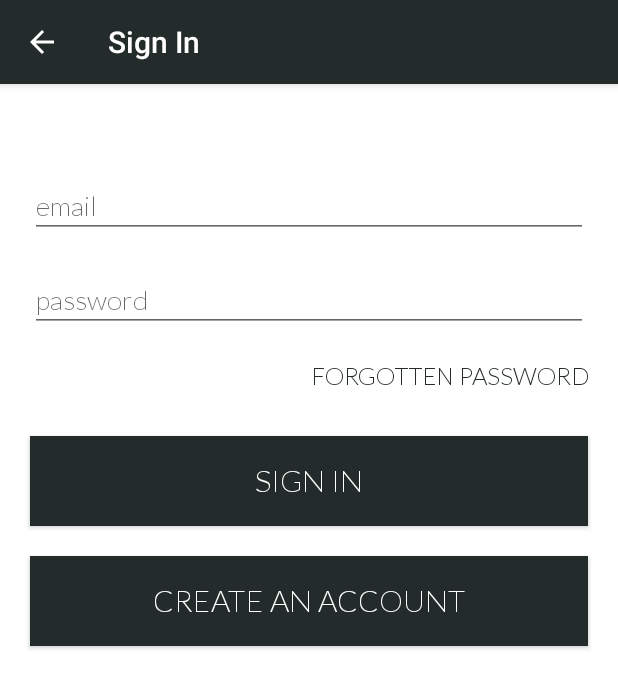
After one commit to Notificare/notificare-android-hybrid, an Android app: the fragment SignInFragment placed in its activity, on a phone screen of 412 x 824 dp. The commit adds this screen. Shown: the top 688 px of the screen. Run offline under Robolectric (Android 15) with nearby library versions, the phone set to English and light mode, and no system bars; libraries missing offline, so code that uses them is left out: com.koushikdutta.async, com.koushikdutta.ion, me.leolin.shortcutbadger, re.notifica, re.notifica.beacon and 1 more; 2 statements that could not run were skipped.

Commit message:
- added fragments for sign in and profile

```diff
--- a/app/build.gradle
+++ b/app/build.gradle
@@ -65,4 +65,6 @@ dependencies {
 
 
 
+
+
 apply plugin: 'com.google.gms.google-services'
--- a/app/src/main/java/re/notifica/hybrid/MainActivity.java
+++ b/app/src/main/java/re/notifica/hybrid/MainActivity.java
@@ -157,7 +157,7 @@ public class MainActivity extends AppCompatActivity implements Notificare.OnNoti
 
     public void manageFragments(String tag){
 
-        if (tag.equals("inbox")) {
+        if (tag.equals("/inbox")) {
 
             getSupportFragmentManager().beginTransaction()
                     .setCustomAnimations(R.anim.fragment_enter,
@@ -168,7 +168,7 @@ public class MainActivity extends AppCompatActivity implements Notificare.OnNoti
                     .addToBackStack(tag)
                     .commit();
 
-        } else if (tag.equals("settings")) {
+        } else if (tag.equals("/settings")) {
 
             getSupportFragmentManager().beginTransaction()
                     .setCustomAnimations(R.anim.fragment_enter,
@@ -179,7 +179,7 @@ public class MainActivity extends AppCompatActivity implements Notificare.OnNoti
                     .addToBackStack(tag)
                     .commit();
 
-        } else if (tag.equals("regions")) {
+        } else if (tag.equals("/regions")) {
 
             getSupportFragmentManager().beginTransaction()
                     .setCustomAnimations(R.anim.fragment_enter,
@@ -190,11 +190,29 @@ public class MainActivity extends AppCompatActivity implements Notificare.OnNoti
                     .addToBackStack(tag)
                     .commit();
 
-//            getSupportActionBar().show();
-//            getSupportActionBar().setDisplayHomeAsUpEnabled(true);
-//            getSupportActionBar().setShowHideAnimationEnabled(false);
-//            getSupportActionBar().setTitle(R.string.title_regions);
+        } else if (tag.equals("/profile")) {
 
+            if (Notificare.shared().isLoggedIn()) {
+
+                getSupportFragmentManager().beginTransaction()
+                        .setCustomAnimations(R.anim.fragment_enter,
+                                R.anim.fragment_exit,
+                                R.anim.fragment_pop_enter,
+                                R.anim.fragment_pop_exit)
+                        .replace(R.id.content_frame, new ProfileFragment())
+                        .addToBackStack(tag)
+                        .commit();
+            } else {
+
+                getSupportFragmentManager().beginTransaction()
+                        .setCustomAnimations(R.anim.fragment_enter,
+                                R.anim.fragment_exit,
+                                R.anim.fragment_pop_enter,
+                                R.anim.fragment_pop_exit)
+                        .replace(R.id.content_frame, new SignInFragment())
+                        .addToBackStack(tag)
+                        .commit();
+            }
 
         } else {
 
--- /dev/null
+++ b/app/src/main/java/re/notifica/hybrid/SignInFragment.java
@@ -0,0 +1,172 @@
+package re.notifica.hybrid;
+
+
+import android.app.AlertDialog;
+import android.app.FragmentManager;
+import android.app.ProgressDialog;
+import android.content.DialogInterface;
+import android.graphics.Typeface;
+import android.os.Bundle;
+import android.support.v4.app.Fragment;
+import android.support.v7.app.AppCompatActivity;
+import android.text.TextUtils;
+import android.view.LayoutInflater;
+import android.view.View;
+import android.view.ViewGroup;
+import android.widget.Button;
+import android.widget.EditText;
+
+import re.notifica.Notificare;
+import re.notifica.NotificareCallback;
+import re.notifica.NotificareError;
+import re.notifica.model.NotificareUser;
+
+
+/**
+ * A simple {@link Fragment} subclass.
+ */
+public class SignInFragment extends Fragment {
+
+    public SignInFragment() {
+        // Empty constructor required for fragment subclasses
+    }
+
+    @Override
+    public View onCreateView(LayoutInflater inflater, ViewGroup container,
+                             Bundle savedInstanceState) {
+
+        ((AppCompatActivity)getActivity()).getSupportActionBar().show();
+        ((AppCompatActivity)getActivity()).getSupportActionBar().setDisplayHomeAsUpEnabled(true);
+        ((AppCompatActivity)getActivity()).getSupportActionBar().setShowHideAnimationEnabled(false);
+
+        ((AppCompatActivity)getActivity()).getSupportActionBar().setTitle(R.string.title_signin);
+        View rootView = inflater.inflate(R.layout.fragment_sign_in, container, false);
+
+        Typeface lightFont = Typeface.createFromAsset(getActivity().getAssets(), "fonts/Lato-Light.ttf");
+        Typeface regularFont = Typeface.createFromAsset(getActivity().getAssets(), "fonts/Lato-Regular.ttf");
+
+        Button lostPassButton = (Button) rootView.findViewById(R.id.buttonLostPass);
+        Button signUpButton = (Button) rootView.findViewById(R.id.buttonSignup);
+        Button signInButton = (Button) rootView.findViewById(R.id.buttonSignin);
+        final EditText emailField = (EditText) rootView.findViewById(R.id.email);
+        final EditText passwordField = (EditText) rootView.findViewById(R.id.pass);
+
+        emailField.setTypeface(lightFont);
+        passwordField.setTypeface(lightFont);
+        signInButton.setTypeface(lightFont);
+        signUpButton.setTypeface(lightFont);
+        lostPassButton.setTypeface(lightFont);
+
+        rootView.findViewById(R.id.buttonSignin).setOnClickListener(new View.OnClickListener() {
+            @Override
+            public void onClick(View view) {
+                //signIn();
+
+                String email = emailField.getText().toString();
+                String password = passwordField.getText().toString();
+
+                AlertDialog.Builder builder = new AlertDialog.Builder(getActivity());
+
+
+                if (TextUtils.isEmpty(email) && TextUtils.isEmpty(password)) {
+                    //info.setText(R.string.error_sign_in);
+                    builder.setMessage(R.string.error_sign_in)
+                            .setTitle(R.string.app_name)
+                            .setCancelable(false)
+                            .setPositiveButton("OK", new DialogInterface.OnClickListener() {
+                                public void onClick(DialogInterface dialog, int id) {
+                                    //do things
+                                }
+                            });
+                    AlertDialog dialogInfo = builder.create();
+                    dialogInfo.show();
+                } else if (password.length() < 6) {
+                    //info.setText(R.string.error_pass_too_short);
+                    builder.setMessage(R.string.error_pass_too_short)
+                            .setTitle(R.string.app_name)
+                            .setCancelable(false)
+                            .setPositiveButton("OK", new DialogInterface.OnClickListener() {
+                                public void onClick(DialogInterface dialog, int id) {
+                                    //do things
+                                }
+                            });
+                    AlertDialog dialogInfo = builder.create();
+                    dialogInfo.show();
+                } else if (!email.contains("@")) {
+                    builder.setMessage(R.string.error_invalid_email)
+                            .setTitle(R.string.app_name)
+                            .setCancelable(false)
+                            .setPositiveButton("OK", new DialogInterface.OnClickListener() {
+                                public void onClick(DialogInterface dialog, int id) {
+                                    //do things
+                                }
+                            });
+                    AlertDialog dialogInfo = builder.create();
+                    dialogInfo.show();
+                    //info.setText(R.string.error_invalid_email);
+                } else {
+
+                    final ProgressDialog dialog = ProgressDialog.show(getActivity(), "", getString(R.string.loader), true);
+
+
+                    Notificare.shared().userLogin(email, password, new NotificareCallback<Boolean>() {
+
+                        @Override
+                        public void onError(NotificareError error) {
+                            dialog.dismiss();
+                            AlertDialog.Builder builder = new AlertDialog.Builder(getActivity());
+                            builder.setMessage(R.string.error_sign_in)
+                                    .setTitle(R.string.app_name)
+                                    .setCancelable(false)
+                                    .setPositiveButton("OK", new DialogInterface.OnClickListener() {
+                                        public void onClick(DialogInterface dialog, int id) {
+                                            //do things
+                                        }
+                                    });
+                            AlertDialog dialogInfo = builder.create();
+                            dialogInfo.show();
+                            passwordField.setText(null);
+                        }
+
+                        @Override
+                        public void onSuccess(Boolean result) {
+
+                            Notificare.shared().fetchUserDetails(new NotificareCallback<NotificareUser>() {
+
+                                @Override
+                                public void onError(NotificareError error) {
+                                    dialog.dismiss();
+                                    AlertDialog.Builder builder = new AlertDialog.Builder(getActivity());
+                                    builder.setMessage(R.string.error_sign_in)
+                                            .setTitle(R.string.app_name)
+                                            .setCancelable(false)
+                                            .setPositiveButton("OK", new DialogInterface.OnClickListener() {
+                                                public void onClick(DialogInterface dialog, int id) {
+                                                    //do things
+                                                }
+                                            });
+                                    AlertDialog dialogInfo = builder.create();
+                                    dialogInfo.show();
+                                    passwordField.setText(null);
+                                }
+
+                                @Override
+                                public void onSuccess(NotificareUser user) {
+                                    //@TODO: Open the profile fragment
+                                    emailField.setText(null);
+                                    passwordField.setText(null);
+                                    dialog.dismiss();
+                                }
+
+                            });
+
+                        }
+
+                    });
+                }
+            }
+        });
+
+        return rootView;
+    }
+}
--- /dev/null
+++ b/app/src/main/res/layout/fragment_sign_in.xml
@@ -0,0 +1,90 @@
+<FrameLayout xmlns:android="http://schemas.android.com/apk/res/android"
+    xmlns:tools="http://schemas.android.com/tools"
+    android:layout_width="match_parent"
+    android:layout_height="match_parent"
+    tools:context="re.notifica.hybrid.SignInFragment">
+
+    <ScrollView android:id="@+id/ScrlView"
+        android:layout_width="fill_parent"
+        android:layout_height="fill_parent"
+        android:background="@color/colorWhite">
+        <LinearLayout
+            android:id="@+id/layoutForScroll"
+            android:orientation="vertical"
+            android:layout_width="fill_parent"
+            android:layout_height="fill_parent"
+            android:background="@color/colorWhite" >
+
+            <EditText
+                android:id="@+id/email"
+                android:layout_width="fill_parent"
+                android:layout_height="wrap_content"
+                android:layout_marginTop="60dp"
+                android:inputType="textEmailAddress"
+                android:hint="@string/hint_email"
+                android:layout_marginLeft="20dp"
+                android:layout_marginRight="20dp"
+                android:layout_marginBottom="20dp">
+            </EditText>
+
+            <EditText
+                android:id="@+id/pass"
+                android:layout_width="fill_parent"
+                android:layout_height="wrap_content"
+                android:layout_marginLeft="20dp"
+                android:layout_marginRight="20dp"
+                android:inputType="textPassword"
+                android:hint="@string/hint_pass" >
+            </EditText>
+
+
+            <Button
+                android:id="@+id/buttonLostPass"
+                android:layout_width="fill_parent"
+                android:layout_height="32dp"
+                android:textColor="@color/colorPrimary"
+                android:background="@color/colorWhite"
+                android:layout_marginTop="7dp"
+                android:layout_marginBottom="10dp"
+                android:layout_marginLeft="20dp"
+                android:layout_marginRight="20dp"
+                android:stateListAnimator="@null"
+                android:text="@string/button_forgot_pass"
+                android:textSize="16sp"
+                android:onClick="goToLostPass"
+                android:textAlignment="viewEnd"
+                android:gravity="bottom|end" />
+
+            <Button
+                android:id="@+id/buttonSignin"
+                android:layout_width="fill_parent"
+                android:layout_height="60dp"
+                android:textColor="#FFFFFF"
+                android:background="@color/colorPrimary"
+                android:layout_marginTop="20dp"
+                android:layout_marginLeft="20dp"
+                android:layout_marginRight="20dp"
+                android:layout_marginBottom="20dp"
+                android:text="@string/button_sign_in"
+                android:textSize="20sp"
+                />
+
+            <Button
+                android:id="@+id/buttonSignup"
+                android:layout_width="fill_parent"
+                android:layout_height="60dp"
+                android:textColor="#FFFFFF"
+                android:background="@color/colorPrimary"
+                android:layout_marginLeft="20dp"
+                android:layout_marginRight="20dp"
+                android:layout_marginBottom="20dp"
+                android:text="@string/button_sign_up"
+                android:textSize="20sp"
+                android:onClick="goToSignup"
+                android:layout_gravity="bottom" />
+
+
+        </LinearLayout>
+    </ScrollView>
+
+</FrameLayout>
--- a/app/src/main/res/values/strings.xml
+++ b/app/src/main/res/values/strings.xml
@@ -4,6 +4,9 @@
     <string name="loader">Loading...</string>
 
     <string name="onboarding">text for onboarding</string>
+
+    <string name="title_signin">Sign In</string>
+    <string name="title_profile">Profile</string>
 
     <string name="title_settings">Settings</string>
     <string name="settings_section_title_general">Notification Settings</string>
@@ -35,4 +38,36 @@
 
     <string name="title_regions">Stores &amp; Venues</string>
 
+    <string name="hint_email">email</string>
+    <string name="hint_pass">password</string>
+    <string name="hint_name">name</string>
+    <string name="hint_confirm_pass">confirm password</string>
+
+    <string name="button_sign_in">sign in</string>
+    <string name="button_sign_up">create an account</string>
+    <string name="button_forgot_pass">forgotten password</string>
+    <string name="button_lost_pass">recover password</string>
+    <string name="button_reset_pass">reset password</string>
+
+    <string name="error_sign_in">Invalid credentials</string>
+    <string name="error_sign_up">Please fill in all fields</string>
+    <string name="error_lost_pass">Please fill in a valid email</string>
+    <string name="error_reset_pass">Please fill in a new password</string>
+    <string name="error_reset_pass_confirm">Please confirm the new password</string>
+    <string name="error_invalid_name">Please insert your name</string>
+    <string name="error_invalid_email">Invalid email address</string>
+    <string name="error_pass_too_short">Password is too short</string>
+    <string name="error_pass_not_match">Passwords don\'t match. Please confirm the same password twice.</string>
+    <string name="error_email_not_found">No account found for that email</string>
+    <string name="error_generate_token">Could not generate token</string>
+    <string name="error_change_password">Could not change password</string>
+    <string name="success_account_created">Account created successfully. You can now sign in.</string>
+    <string name="success_email_found">Account found. Please check your mailbox for more information.</string>
+    <string name="success_reset_pass">Password changed successfully. You can now sign in.</string>
+    <string name="success_generate_token">New token generated successfully.</string>
+    <string name="success_change_password">Password changed successfully.</string>
+
+    <!-- TODO: Remove or change this placeholder text -->
+    <string name="hello_blank_fragment">Hello blank fragment</string>
+
 </resources>
```
Also changed, not shown: app/src/main/java/re/notifica/hybrid/CustomWebView.java (+1 -13 lines), app/src/main/java/re/notifica/hybrid/ProfileFragment.java (added, +37 -0 lines), app/src/main/res/layout/fragment_profile.xml (added, +13 -0 lines).
